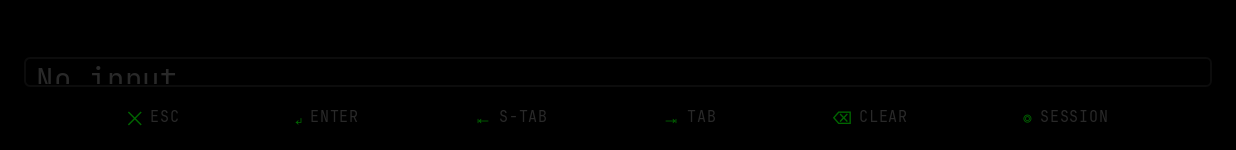
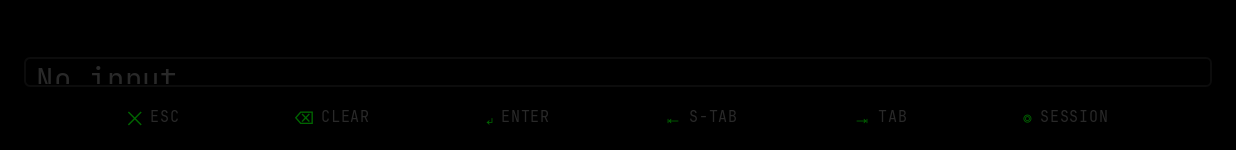
Before and after one commit to dweddepohl/claude-glasses-terminal, an Android app built with Jetpack Compose: the screen it shows after launch (HudActivity), on a phone screen of 824 x 412 dp (held sideways). Shown: the part 465-615 px from the top of the screen. Run offline under Robolectric (Android 15) with nearby library versions, the phone set to English and light mode, and no system bars; 3 statements that could not run were skipped.

Commit message:
feat: Add Claude mode indicator and reorder command bar
- Detect Claude mode (accept edits/plan) from status line
- Show mode icon next to S-TAB: ⏩ for accept edits, 🤔 for plan
- Move CLEAR button to second position in command bar
- Only Enter triggers tap (Space no longer mapped)
- Add enter icon (↵) in input box when focused

Co-Authored-By: Claude Opus 4.5 <noreply@anthropic.com>

```diff
--- a/glasses-app/src/main/java/com/claudeglasses/glasses/ui/HudScreen.kt
+++ b/glasses-app/src/main/java/com/claudeglasses/glasses/ui/HudScreen.kt
@@ -87,10 +87,10 @@ enum class ContentMode {
  */
 enum class QuickCommand(val icon: String, val label: String, val key: String) {
     ESCAPE("✕", "ESC", "escape"),
+    CLEAR("⌫", "CLEAR", "ctrl_u"),
     ENTER("↵", "ENTER", "enter"),
     SHIFT_TAB("⇤", "S-TAB", "shift_tab"),
     TAB("⇥", "TAB", "tab"),
-    CLEAR("⌫", "CLEAR", "ctrl_u"),
     SESSION("◎", "SESSION", "list_sessions")
 }
 
@@ -120,6 +120,15 @@ sealed class DetectedPrompt {
 }
 
 /**
+ * Claude Code interaction modes detected from status line
+ */
+enum class ClaudeMode {
+    NORMAL,      // Regular mode
+    ACCEPT_EDITS, // "accept edits on" - reviewing changes
+    PLAN         // "plan mode on" - planning mode
+}
+
+/**
  * Detected input section from terminal lines.
  * The input section is identified by a horizontal line followed by the ❯ prompt.
  */
@@ -127,6 +136,7 @@ data class InputSection(
     val lines: List<String> = emptyList(),           // Input lines (prompt area, excludes status)
     val lineColors: List<LineColorType> = emptyList(),
     val statusLine: String? = null,                   // Status line shown below input (tmux info)
+    val claudeMode: ClaudeMode = ClaudeMode.NORMAL,  // Detected Claude Code mode
     val startIndex: Int = -1  // Index in terminal lines where input section starts (after horizontal line)
 ) {
     val isEmpty: Boolean get() = lines.isEmpty()
@@ -424,6 +434,7 @@ fun HudScreen(
                     CommandBar(
                         commands = QuickCommand.values().toList(),
                         selectedIndex = state.focus.commandIndex,
+                        claudeMode = state.inputSection.claudeMode,
                         displaySize = state.displaySize,
                         fontFamily = monoFontFamily,
                         alpha = commandAlpha,
@@ -771,6 +782,7 @@ private fun InputArea(
 private fun CommandBar(
     commands: List<QuickCommand>,
     selectedIndex: Int,
+    claudeMode: ClaudeMode,
     displaySize: HudDisplaySize,
     fontFamily: FontFamily,
     alpha: Float,
@@ -779,6 +791,13 @@ private fun CommandBar(
 ) {
     val commandFontSize = (displaySize.fontSizeSp - 2).coerceAtLeast(8).sp
     val scrollState = rememberScrollState()
+
+    // Mode indicator icon
+    val modeIcon = when (claudeMode) {
+        ClaudeMode.ACCEPT_EDITS -> "⏩"  // Fast forward for accept edits
+        ClaudeMode.PLAN -> "🤔"          // Thinking for plan mode
+        ClaudeMode.NORMAL -> null
+    }
 
     Row(
         modifier = modifier
@@ -820,6 +839,13 @@ private fun CommandBar(
                         fontFamily = fontFamily,
                         fontWeight = if (isSelected) FontWeight.Bold else FontWeight.Normal
                     )
+                    // Show mode icon after SHIFT-TAB
+                    if (command == QuickCommand.SHIFT_TAB && modeIcon != null) {
+                        Text(
+                            text = modeIcon,
+                            fontSize = (commandFontSize.value + 2).sp
+                        )
+                    }
                 }
             }
         }
```
Also changed, not shown: glasses-app/src/main/java/com/claudeglasses/glasses/HudActivity.kt (+10 -0 lines).
